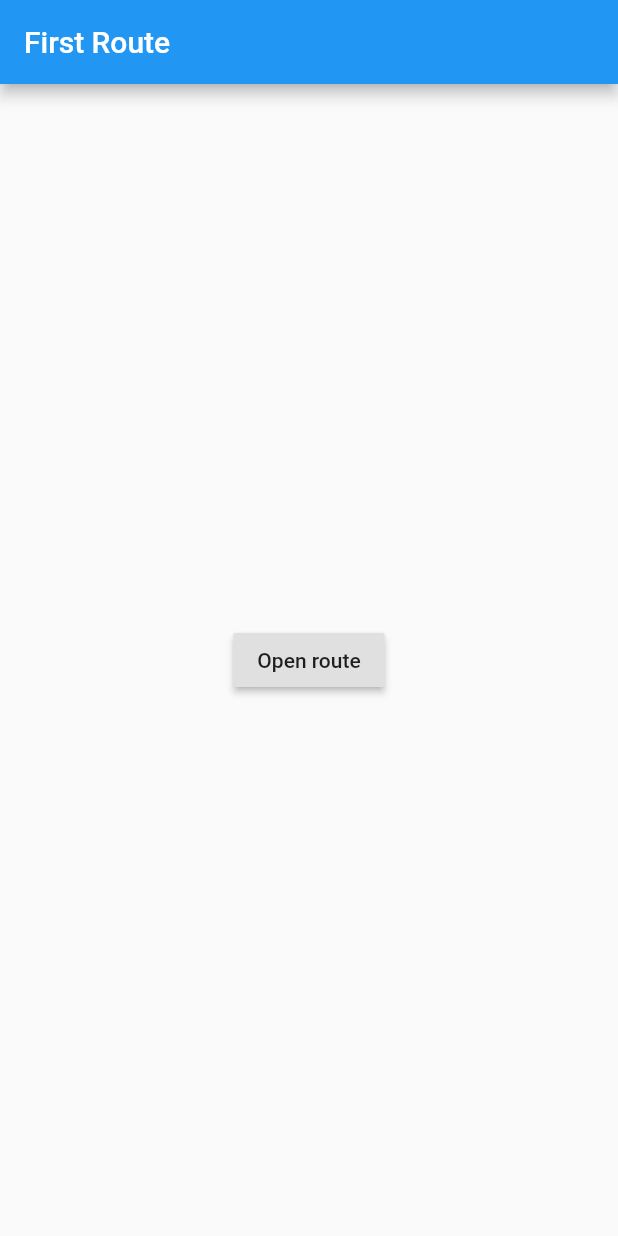
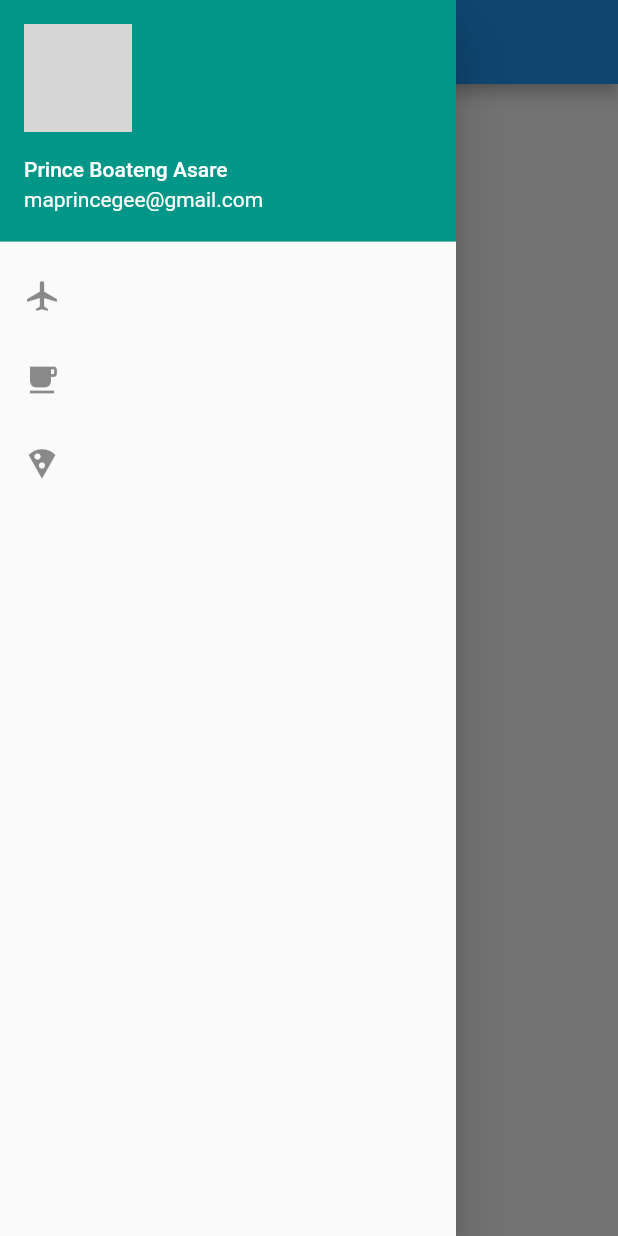
Before and after one commit to xdagee/flutter_examples_navigation, a Flutter app: the screen it shows after launch, with the side drawer open (before the commit the screen has no drawer), on a phone screen of 412 x 824 dp. Run offline on Flutter 3.47's test engine with Material 2 defaults, Android fonts, the phone set to English and light mode, and no system bars; grey boxes are pictures that could not be loaded.

Commit message:
final code for the drawer

```diff
--- a/lib/drawer.dart
+++ b/lib/drawer.dart
@@ -0,0 +1,61 @@
+import 'package:flutter/material.dart';
+import 'pages/airport.dart';
+import 'pages/caffe.dart';
+import 'pages/pizza.dart';
+
+class DrawerMain extends StatelessWidget {
+  final String title;
+  final _appTitle = 'My drawer App';
+  final _appBody = 'My drawer home';
+
+  DrawerMain({Key key, this.title}) : super(key: key);
+
+  @override
+  Widget build(BuildContext context) {
+    return Scaffold(
+      appBar: AppBar(
+        title: Text(_appTitle),
+      ),
+      body: Center(
+        child: Text(_appBody),
+      ),
+      drawer: Drawer(
+          child: Column(
+        children: <Widget>[
+          UserAccountsDrawerHeader(
+            decoration: BoxDecoration(
+              color: Colors.teal,
+            ),
+            currentAccountPicture: Image.asset('userProfileImage.jpg'),
+            accountEmail: Text('maprincegee@gmail.com'),
+            accountName: Text('Prince Boateng Asare'),
+          ),
+          ListTile(
+            leading: Icon(Icons.local_airport),
+            onTap: () {
+              Navigator.pop(context);
+              Navigator.push(
+                  context, MaterialPageRoute(builder: (context) => Airport()));
+            },
+          ),
+          ListTile(
+            leading: Icon(Icons.local_cafe),
+            onTap: () {
+              Navigator.pop(context);
+              Navigator.push(
+                  context, MaterialPageRoute(builder: (context) => Caffe()));
+            },
+          ),
+          ListTile(
+            leading: Icon(Icons.local_pizza),
+            onTap: () {
+              Navigator.pop(context);
+              Navigator.push(
+                  context, MaterialPageRoute(builder: (context) => Pizza()));
+            },
+          )
+        ],
+      )),
+    );
+  }
+}
--- a/lib/main.dart
+++ b/lib/main.dart
@@ -1,9 +1,10 @@
 import 'package:flutter/material.dart';
-import 'routing.dart';
+// import 'package:flutter_examples_navigation/drawer.dart';
+import 'drawer.dart';
 
 void main() {
   runApp(MaterialApp(
     title: 'Navigation Basics',
-    home: FirstRoute(),
+    home: DrawerMain(),
   ));
 }
--- a/pubspec.yaml
+++ b/pubspec.yaml
@@ -41,8 +41,8 @@ flutter:
   uses-material-design: true
 
   # To add assets to your application, add an assets section, like this:
-  # assets:
-  #  - images/a_dot_burr.jpeg
+  assets:
+   - userProfileImage.jpg
   #  - images/a_dot_ham.jpeg
 
   # An image asset can refer to one or more resolution-specific "variants", see
```
Also changed, not shown: lib/pages/airport.dart (added, +32 -0 lines), lib/pages/caffe.dart (added, +27 -0 lines), lib/pages/pizza.dart (added, +32 -0 lines), assets/userProfileImage.jpg (added).
